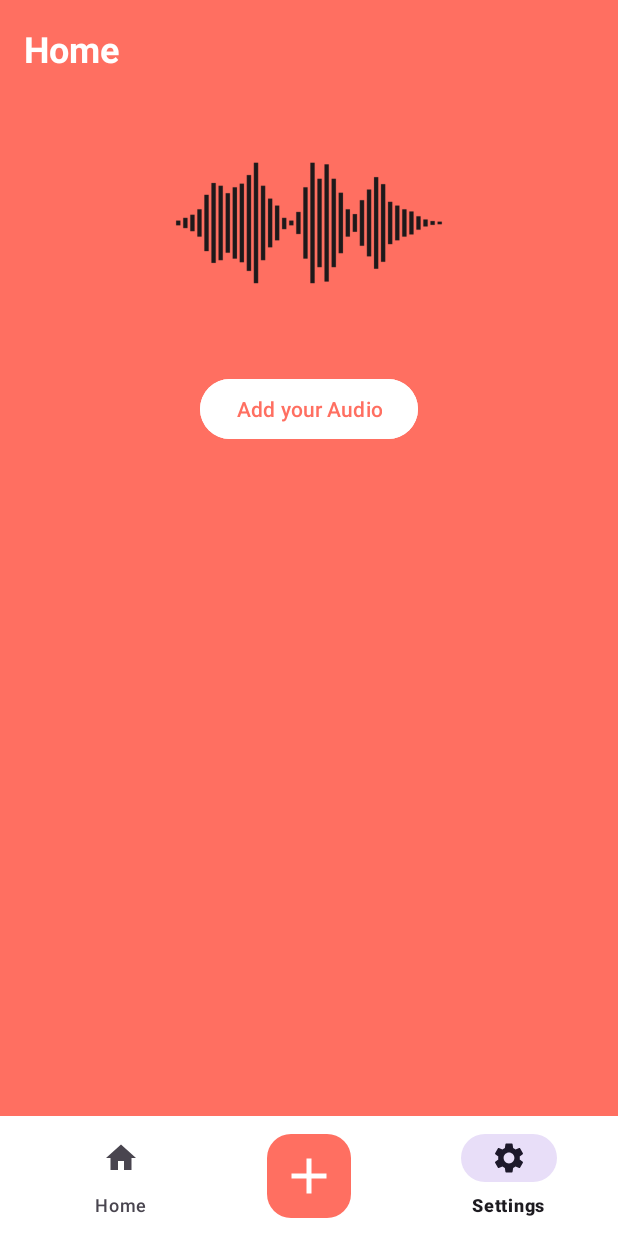
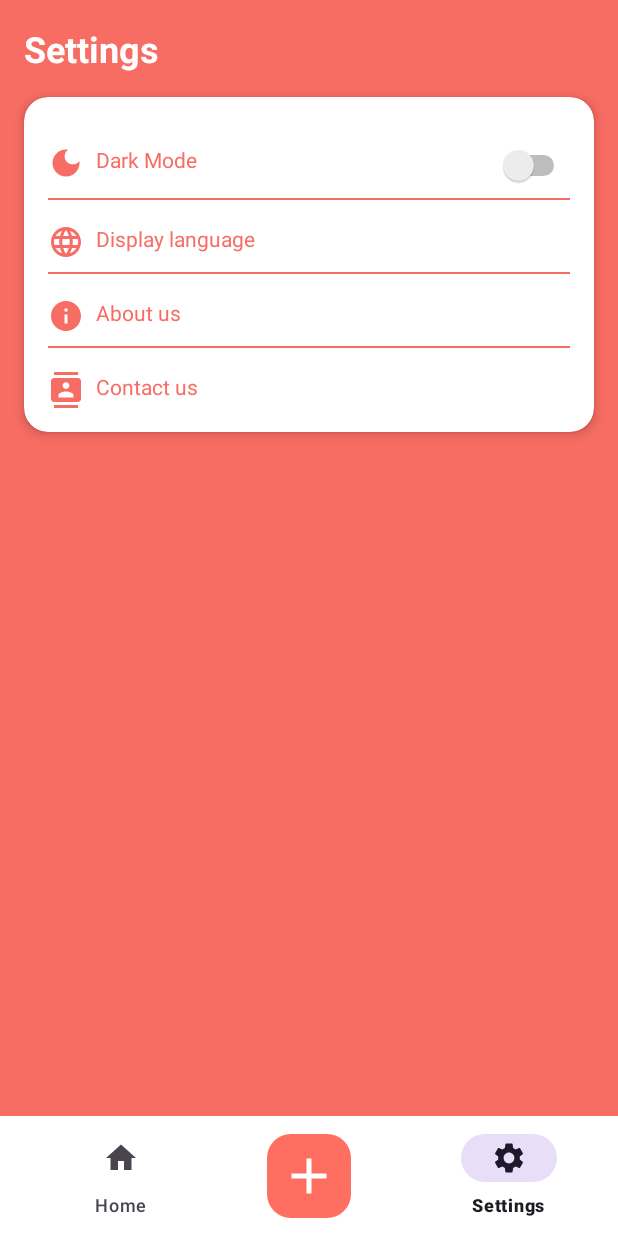
Before and after one commit to rahmanfaisal0414/C241-PS042-Capstone-Yap2Type, an Android app: the screen it shows after launch (MainActivity), item 3 of the bottom bar chosen, on a phone screen of 412 x 824 dp. Run offline under Robolectric (Android 15) with nearby library versions, the phone set to English and light mode, and no system bars.

Commit message:
Make home and SettingsFragment

```diff
--- a/MD/Yap2Type/app/build.gradle.kts
+++ b/MD/Yap2Type/app/build.gradle.kts
@@ -51,4 +51,5 @@
     implementation("androidx.navigation:navigation-ui-ktx:2.5.3")
 
     implementation("com.google.android.material:material:1.3.0-alpha03")
+    implementation("androidx.cardview:cardview:1.0.0")
 }
--- /dev/null
+++ b/MD/Yap2Type/app/src/main/java/com/rahman/yap2type/HomeFragment.kt
@@ -0,0 +1,18 @@
+package com.rahman.yap2type
+
+import android.os.Bundle
+import androidx.fragment.app.Fragment
+import android.view.LayoutInflater
+import android.view.View
+import android.view.ViewGroup
+
+class HomeFragment : Fragment() {
+
+    override fun onCreateView(
+        inflater: LayoutInflater, container: ViewGroup?,
+        savedInstanceState: Bundle?
+    ): View? {
+        // Inflate the layout for this fragment
+        return inflater.inflate(R.layout.fragment_home, container, false)
+    }
+}
--- a/MD/Yap2Type/app/src/main/java/com/rahman/yap2type/MainActivity.kt
+++ b/MD/Yap2Type/app/src/main/java/com/rahman/yap2type/MainActivity.kt
@@ -1,22 +1,37 @@
 package com.rahman.yap2type
 
-import android.Manifest
-import android.content.Intent
-import android.content.pm.PackageManager
 import android.os.Bundle
-import android.speech.RecognitionListener
-import android.speech.RecognizerIntent
-import android.speech.SpeechRecognizer
-import android.widget.Button
-import android.widget.TextView
 import androidx.appcompat.app.AppCompatActivity
-import androidx.core.app.ActivityCompat
-import java.util.*
+import androidx.fragment.app.Fragment
+import com.google.android.material.bottomnavigation.BottomNavigationView
 
 class MainActivity : AppCompatActivity() {
+
+    private lateinit var bottomNavigationView: BottomNavigationView
 
     override fun onCreate(savedInstanceState: Bundle?) {
         super.onCreate(savedInstanceState)
         setContentView(R.layout.activity_main)
+
+        bottomNavigationView = findViewById(R.id.bottomNavigationView)
+
+        // Set default fragment
+        if (savedInstanceState == null) {
+            replaceFragment(HomeFragment())
+        }
+
+        bottomNavigationView.setOnNavigationItemSelectedListener { item ->
+            val selectedFragment: Fragment = when (item.itemId) {
+                R.id.home -> HomeFragment()
+                R.id.settings -> SettingsFragment()
+                else -> throw IllegalArgumentException("Unexpected item ID")
+            }
+            replaceFragment(selectedFragment)
+            true
+        }
+    }
+
+    private fun replaceFragment(fragment: Fragment) {
+        supportFragmentManager.beginTransaction().replace(R.id.fragment_container, fragment).commit()
     }
 }
--- /dev/null
+++ b/MD/Yap2Type/app/src/main/java/com/rahman/yap2type/SettingsFragment.kt
@@ -0,0 +1,33 @@
+package com.rahman.yap2type
+
+import android.os.Bundle
+import android.view.LayoutInflater
+import android.view.View
+import android.view.ViewGroup
+import android.widget.Switch
+import androidx.appcompat.app.AppCompatDelegate
+import androidx.fragment.app.Fragment
+
+class SettingsFragment : Fragment() {
+
+    private lateinit var darkModeSwitch: Switch
+
+    override fun onCreateView(
+        inflater: LayoutInflater, container: ViewGroup?,
+        savedInstanceState: Bundle?
+    ): View? {
+        val view = inflater.inflate(R.layout.fragment_settings, container, false)
+
+        darkModeSwitch = view.findViewById(R.id.switchDarkMode)
+
+        darkModeSwitch.setOnCheckedChangeListener { _, isChecked ->
+            if (isChecked) {
+                AppCompatDelegate.setDefaultNightMode(AppCompatDelegate.MODE_NIGHT_YES)
+            } else {
+                AppCompatDelegate.setDefaultNightMode(AppCompatDelegate.MODE_NIGHT_NO)
+            }
+        }
+
+        return view
+    }
+}
--- /dev/null
+++ b/MD/Yap2Type/app/src/main/res/drawable/button_background.xml
@@ -0,0 +1,5 @@
+<?xml version="1.0" encoding="utf-8"?>
+<shape xmlns:android="http://schemas.android.com/apk/res/android">
+    <solid android:color="#FFFFFF" />
+    <corners android:radius="25dp" />
+</shape>
--- /dev/null
+++ b/MD/Yap2Type/app/src/main/res/drawable/ic_contact.xml
@@ -0,0 +1,5 @@
+<vector android:height="24dp" android:tint="#F76C63"
+    android:viewportHeight="24" android:viewportWidth="24"
+    android:width="24dp" xmlns:android="http://schemas.android.com/apk/res/android">
+    <path android:fillColor="@android:color/white" android:pathData="M20,0L4,0v2h16L20,0zM4,24h16v-2L4,22v2zM20,4L4,4c-1.1,0 -2,0.9 -2,2v12c0,1.1 0.9,2 2,2h16c1.1,0 2,-0.9 2,-2L22,6c0,-1.1 -0.9,-2 -2,-2zM12,6.75c1.24,0 2.25,1.01 2.25,2.25s-1.01,2.25 -2.25,2.25S9.75,10.24 9.75,9 10.76,6.75 12,6.75zM17,17L7,17v-1.5c0,-1.67 3.33,-2.5 5,-2.5s5,0.83 5,2.5L17,17z"/>
+</vector>
--- /dev/null
+++ b/MD/Yap2Type/app/src/main/res/drawable/ic_info.xml
@@ -0,0 +1,5 @@
+<vector android:height="24dp" android:tint="#F76C63"
+    android:viewportHeight="24" android:viewportWidth="24"
+    android:width="24dp" xmlns:android="http://schemas.android.com/apk/res/android">
+    <path android:fillColor="@android:color/white" android:pathData="M12,2C6.48,2 2,6.48 2,12s4.48,10 10,10 10,-4.48 10,-10S17.52,2 12,2zM13,17h-2v-6h2v6zM13,9h-2L11,7h2v2z"/>
+</vector>
--- /dev/null
+++ b/MD/Yap2Type/app/src/main/res/drawable/ic_language.xml
@@ -0,0 +1,5 @@
+<vector android:height="24dp" android:tint="#F76C63"
+    android:viewportHeight="24" android:viewportWidth="24"
+    android:width="24dp" xmlns:android="http://schemas.android.com/apk/res/android">
+    <path android:fillColor="@android:color/white" android:pathData="M11.99,2C6.47,2 2,6.48 2,12s4.47,10 9.99,10C17.52,22 22,17.52 22,12S17.52,2 11.99,2zM18.92,8h-2.95c-0.32,-1.25 -0.78,-2.45 -1.38,-3.56 1.84,0.63 3.37,1.91 4.33,3.56zM12,4.04c0.83,1.2 1.48,2.53 1.91,3.96h-3.82c0.43,-1.43 1.08,-2.76 1.91,-3.96zM4.26,14C4.1,13.36 4,12.69 4,12s0.1,-1.36 0.26,-2h3.38c-0.08,0.66 -0.14,1.32 -0.14,2 0,0.68 0.06,1.34 0.14,2L4.26,14zM5.08,16h2.95c0.32,1.25 0.78,2.45 1.38,3.56 -1.84,-0.63 -3.37,-1.9 -4.33,-3.56zM8.03,8L5.08,8c0.96,-1.66 2.49,-2.93 4.33,-3.56C8.81,5.55 8.35,6.75 8.03,8zM12,19.96c-0.83,-1.2 -1.48,-2.53 -1.91,-3.96h3.82c-0.43,1.43 -1.08,2.76 -1.91,3.96zM14.34,14L9.66,14c-0.09,-0.66 -0.16,-1.32 -0.16,-2 0,-0.68 0.07,-1.35 0.16,-2h4.68c0.09,0.65 0.16,1.32 0.16,2 0,0.68 -0.07,1.34 -0.16,2zM14.59,19.56c0.6,-1.11 1.06,-2.31 1.38,-3.56h2.95c-0.96,1.65 -2.49,2.93 -4.33,3.56zM16.36,14c0.08,-0.66 0.14,-1.32 0.14,-2 0,-0.68 -0.06,-1.34 -0.14,-2h3.38c0.16,0.64 0.26,1.31 0.26,2s-0.1,1.36 -0.26,2h-3.38z"/>
+</vector>
--- /dev/null
+++ b/MD/Yap2Type/app/src/main/res/drawable/ic_moon.xml
@@ -0,0 +1,5 @@
+<vector android:height="24dp" android:tint="#F76C63"
+    android:viewportHeight="24" android:viewportWidth="24"
+    android:width="24dp" xmlns:android="http://schemas.android.com/apk/res/android">
+    <path android:fillColor="@android:color/white" android:pathData="M12,3c-4.97,0 -9,4.03 -9,9s4.03,9 9,9s9,-4.03 9,-9c0,-0.46 -0.04,-0.92 -0.1,-1.36c-0.98,1.37 -2.58,2.26 -4.4,2.26c-2.98,0 -5.4,-2.42 -5.4,-5.4c0,-1.81 0.89,-3.42 2.26,-4.4C12.92,3.04 12.46,3 12,3L12,3z"/>
+</vector>
--- a/MD/Yap2Type/app/src/main/res/layout/activity_main.xml
+++ b/MD/Yap2Type/app/src/main/res/layout/activity_main.xml
@@ -5,49 +5,30 @@
     xmlns:tools="http://schemas.android.com/tools"
     android:layout_width="match_parent"
     android:layout_height="match_parent"
-    tools:context=".MainActivity"
-    android:background="#FF6F61">
+    android:background="#FF6F61"
+    tools:context=".MainActivity">
 
-    <TextView
-        android:id="@+id/tvHome"
+    <ProgressBar
         android:layout_width="wrap_content"
         android:layout_height="wrap_content"
-        android:text="Home"
-        android:textColor="#FFFFFF"
-        android:textSize="24sp"
-        android:textStyle="bold"
-        android:layout_marginTop="16dp"
-        android:layout_marginStart="16dp"
+        android:id="@+id/progressBar"
+        style="?android:attr/progressBarStyle"
+        android:visibility="gone"
         app:layout_constraintStart_toStartOf="parent"
-        app:layout_constraintTop_toTopOf="parent"/>
+        app:layout_constraintEnd_toEndOf="parent"
+        app:layout_constraintTop_toTopOf="parent"
+        app:layout_constraintBottom_toBottomOf="parent"
+        tools:visibility="visible"
+        />
 
-    <ImageView
-        android:id="@+id/ivIllustration"
-        android:layout_width="200dp"
-        android:layout_height="200dp"
-        android:layout_marginBottom="80dp"
-        app:layout_constraintBottom_toTopOf="@id/btnAddAudio"
-        app:layout_constraintEnd_toEndOf="parent"
-        app:layout_constraintStart_toStartOf="parent"
-        app:layout_constraintTop_toBottomOf="@id/tvHome"
-        app:layout_constraintVertical_chainStyle="packed"
-        android:src="@drawable/add_audio"
-        android:contentDescription="@string/illustration_desc"/>
-
-    <Button
-        android:id="@+id/btnAddAudio"
-        android:layout_width="wrap_content"
-        android:layout_height="wrap_content"
-        android:backgroundTint="@color/white"
-        android:text="Add your Audio"
-        android:textColor="#FF6F61"
-        app:layout_constraintTop_toBottomOf="@id/ivIllustration"
-        app:layout_constraintStart_toStartOf="parent"
-        app:layout_constraintEnd_toEndOf="parent" />
+    <FrameLayout
+        android:layout_width="match_parent"
+        android:layout_height="match_parent"
+        android:id="@+id/fragment_container"/>
 
     <androidx.coordinatorlayout.widget.CoordinatorLayout
         android:layout_width="match_parent"
-        android:layout_height="match_parent"
+        android:layout_height="wrap_content"
         app:layout_constraintBottom_toBottomOf="parent">
 
         <com.google.android.material.bottomappbar.BottomAppBar
@@ -65,7 +46,7 @@
                 android:id="@+id/bottomNavigationView"
                 android:layout_width="match_parent"
                 android:layout_height="wrap_content"
-                android:background="@android:color/transparent"
+                android:background="@android:color/white"
                 app:menu="@menu/bottom_menu"
                 app:labelVisibilityMode="labeled"
                 app:elevation="0dp" />
--- a/MD/Yap2Type/app/src/main/res/layout/activity_splash.xml
+++ b/MD/Yap2Type/app/src/main/res/layout/activity_splash.xml
@@ -5,7 +5,7 @@
     android:id="@+id/main"
     android:layout_width="match_parent"
     android:layout_height="match_parent"
-    android:background="@color/lavender"
+    android:background="@color/white"
     tools:context=".SplashActivity">
 
     <ImageView
--- /dev/null
+++ b/MD/Yap2Type/app/src/main/res/layout/fragment_home.xml
@@ -0,0 +1,46 @@
+<androidx.constraintlayout.widget.ConstraintLayout xmlns:android="http://schemas.android.com/apk/res/android"
+    xmlns:app="http://schemas.android.com/apk/res-auto"
+    xmlns:tools="http://schemas.android.com/tools"
+    android:layout_width="match_parent"
+    android:layout_height="match_parent"
+    android:background="#F76C63"
+    tools:context=".HomeFragment">
+
+    <TextView
+        android:id="@+id/tvHome"
+        android:layout_width="wrap_content"
+        android:layout_height="wrap_content"
+        android:text="Home"
+        android:textColor="#FFFFFF"
+        android:textSize="24sp"
+        android:textStyle="bold"
+        android:layout_marginTop="16dp"
+        android:layout_marginStart="16dp"
+        app:layout_constraintStart_toStartOf="parent"
+        app:layout_constraintTop_toTopOf="parent" />
+
+    <ImageView
+        android:id="@+id/ivIllustration"
+        android:layout_width="200dp"
+        android:layout_height="200dp"
+        android:layout_marginTop="160dp"
+        android:contentDescription="@string/illustration_desc"
+        android:src="@drawable/add_audio"
+        app:layout_constraintEnd_toEndOf="parent"
+        app:layout_constraintHorizontal_bias="0.497"
+        app:layout_constraintStart_toStartOf="parent"
+        app:layout_constraintTop_toBottomOf="@id/tvHome"
+        app:layout_constraintVertical_chainStyle="packed" />
+
+    <Button
+        android:id="@+id/btnAddAudio"
+        android:layout_width="wrap_content"
+        android:layout_height="wrap_content"
+        android:backgroundTint="@color/white"
+        android:text="Add your Audio"
+        android:textColor="#FF6F61"
+        app:layout_constraintTop_toBottomOf="@id/ivIllustration"
+        app:layout_constraintStart_toStartOf="parent"
+        app:layout_constraintEnd_toEndOf="parent" />
+
+</androidx.constraintlayout.widget.ConstraintLayout>
--- /dev/null
+++ b/MD/Yap2Type/app/src/main/res/layout/fragment_settings.xml
@@ -0,0 +1,147 @@
+<androidx.constraintlayout.widget.ConstraintLayout xmlns:android="http://schemas.android.com/apk/res/android"
+    xmlns:app="http://schemas.android.com/apk/res-auto"
+    xmlns:tools="http://schemas.android.com/tools"
+    android:layout_width="match_parent"
+    android:layout_height="match_parent"
+    android:background="#F76C63"
+    tools:context=".SettingsFragment">
+
+    <TextView
+        android:id="@+id/tvSettings"
+        android:layout_width="wrap_content"
+        android:layout_height="wrap_content"
+        android:text="Settings"
+        android:textColor="#FFFFFF"
+        android:textSize="24sp"
+        android:textStyle="bold"
+        android:layout_marginTop="16dp"
+        android:layout_marginStart="16dp"
+        app:layout_constraintStart_toStartOf="parent"
+        app:layout_constraintTop_toTopOf="parent" />
+
+    <androidx.cardview.widget.CardView
+        android:id="@+id/cardViewSettings"
+        android:layout_width="0dp"
+        android:layout_height="wrap_content"
+        android:layout_margin="16dp"
+        app:cardCornerRadius="16dp"
+        app:cardElevation="4dp"
+        app:layout_constraintTop_toBottomOf="@+id/tvSettings"
+        app:layout_constraintStart_toStartOf="parent"
+        app:layout_constraintEnd_toEndOf="parent">
+
+        <LinearLayout
+            android:layout_width="match_parent"
+            android:layout_height="wrap_content"
+            android:orientation="vertical"
+            android:padding="16dp">
+
+            <LinearLayout
+                android:layout_width="match_parent"
+                android:layout_height="wrap_content"
+                android:orientation="horizontal"
+                android:layout_marginTop="16dp">
+
+                <ImageView
+                    android:layout_width="24dp"
+                    android:layout_height="24dp"
+                    android:src="@drawable/ic_moon" />
+
+                <TextView
+                    android:id="@+id/textViewDarkMode"
+                    android:layout_width="0dp"
+                    android:layout_height="wrap_content"
+                    android:text="Dark Mode"
+                    android:layout_marginStart="8dp"
+                    android:textColor="#F76C63"
+                    android:layout_weight="1" />
+
+                <Switch
+                    android:id="@+id/switchDarkMode"
+                    android:layout_width="wrap_content"
+                    android:layout_height="wrap_content"
+                    android:layout_gravity="end" />
+            </LinearLayout>
+
+            <View
+                android:layout_width="match_parent"
+                android:layout_height="1dp"
+                android:background="#F76C63"
+                android:layout_marginVertical="8dp" />
+
+            <LinearLayout
+                android:layout_width="match_parent"
+                android:layout_height="wrap_content"
+                android:orientation="horizontal"
+                android:layout_marginTop="8dp">
+
+                <ImageView
+                    android:layout_width="24dp"
+                    android:layout_height="24dp"
+                    android:src="@drawable/ic_language" />
+
+                <TextView
+                    android:id="@+id/textViewDisplayLanguage"
+                    android:layout_width="wrap_content"
+                    android:layout_height="wrap_content"
+                    android:text="Display language"
+                    android:layout_marginStart="8dp"
+                    android:textColor="#F76C63" />
+            </LinearLayout>
+
+            <View
+                android:layout_width="match_parent"
+                android:layout_height="1dp"
+                android:background="#F76C63"
+                android:layout_marginVertical="8dp" />
+
+            <LinearLayout
+                android:layout_width="match_parent"
+                android:layout_height="wrap_content"
+                android:orientation="horizontal"
+                android:layout_marginTop="8dp">
+
+                <ImageView
+                    android:layout_width="24dp"
+                    android:layout_height="24dp"
+                    android:src="@drawable/ic_info" />
+
+                <TextView
+                    android:id="@+id/textViewAboutUs"
+                    android:layout_width="wrap_content"
+                    android:layout_height="wrap_content"
+                    android:text="About us"
+                    android:layout_marginStart="8dp"
+                    android:textColor="#F76C63" />
+            </LinearLayout>
+
+            <View
+                android:layout_width="match_parent"
+                android:layout_height="1dp"
+                android:background="#F76C63"
+                android:layout_marginVertical="8dp" />
+
+            <LinearLayout
+                android:layout_width="match_parent"
+                android:layout_height="wrap_content"
+                android:orientation="horizontal"
+                android:layout_marginTop="8dp">
+
+                <ImageView
+                    android:layout_width="24dp"
+                    android:layout_height="24dp"
+                    android:src="@drawable/ic_contact" />
+
+                <TextView
+                    android:id="@+id/textViewContactUs"
+                    android:layout_width="wrap_content"
+                    android:layout_height="wrap_content"
+                    android:text="Contact us"
+                    android:layout_marginStart="8dp"
+                    android:textColor="#F76C63" />
+            </LinearLayout>
+
+        </LinearLayout>
+    </androidx.cardview.widget.CardView>
+
+</androidx.constraintlayout.widget.ConstraintLayout>
--- a/MD/Yap2Type/app/src/main/res/values/strings.xml
+++ b/MD/Yap2Type/app/src/main/res/values/strings.xml
@@ -4,4 +4,6 @@
     <string name="add_desc">Add Audio</string>
     <string name="settings_desc">Settings</string>
     <string name="illustration_desc">Illustration</string>
+    <!-- TODO: Remove or change this placeholder text -->
+    <string name="hello_blank_fragment">Hello blank fragment</string>
 </resources>
--- a/MD/Yap2Type/app/src/main/res/values/themes.xml
+++ b/MD/Yap2Type/app/src/main/res/values/themes.xml
@@ -7,7 +7,7 @@
 
     <style name="Theme.Yap2Type" parent="Base.Theme.Yap2Type">
         <!-- Primary brand color. -->
-        <item name="colorPrimary">@color/lavender</item>
+        <item name="colorPrimary">@color/white</item>
         <item name="colorPrimaryVariant">@color/lavender</item>
         <item name="colorOnPrimary">@color/white</item>
         <!-- Secondary brand color. -->
```
